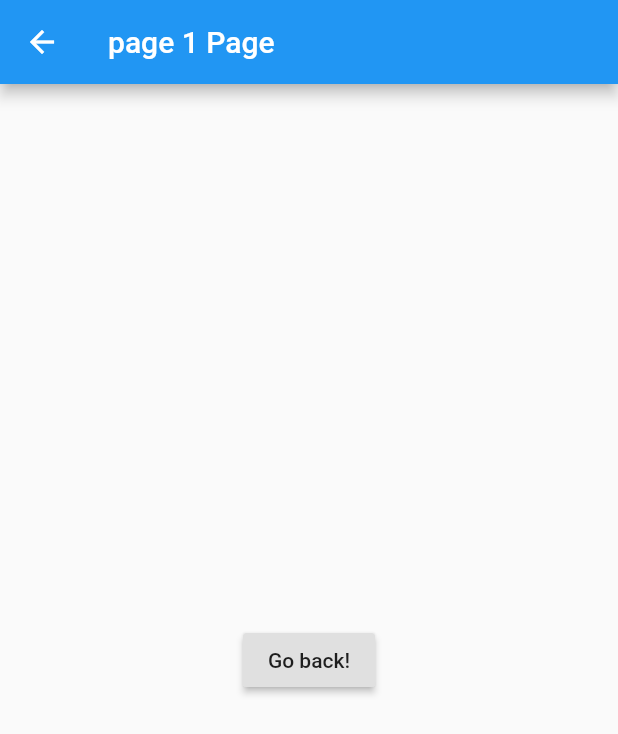
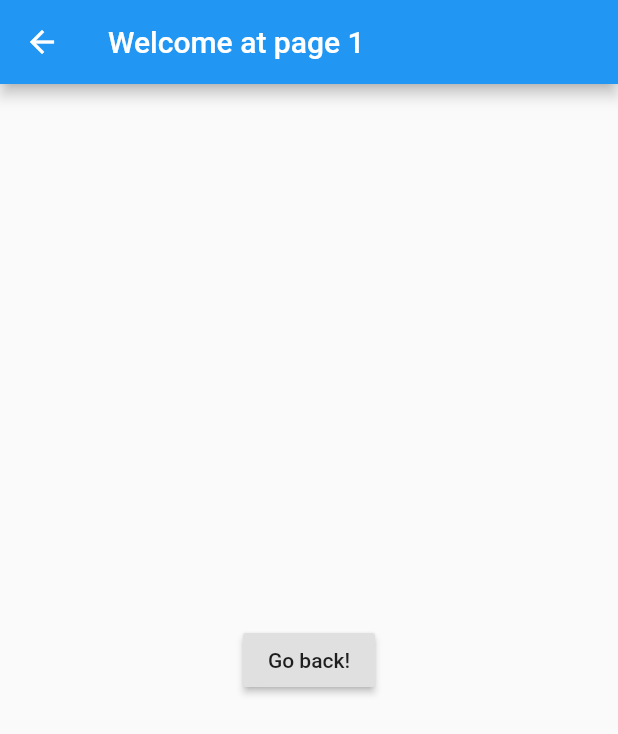
Before and after one commit to KshamaAgrawal/FirstDrawer_flutter, a Flutter app: the screen it shows after launch, in the side drawer, after a tap on "page 1", on a phone screen of 412 x 824 dp. Shown: the top 734 px of the screen. Run offline on Flutter 3.47's test engine with Material 2 defaults, Android fonts, the phone set to English and light mode, and no system bars; network calls fail.

Commit message:
implement in close

```diff
--- a/lib/main.dart
+++ b/lib/main.dart
@@ -46,10 +46,10 @@ class MyHomePage extends StatelessWidget {
           constraints: BoxConstraints.expand(),
           decoration: BoxDecoration(
           image: DecorationImage(
-            image: NetworkImage("https://flutter-examples.com/wp-content/uploads/2020/02/dice.jpg"),
+            image: NetworkImage("https://dyl80ryjxr1ke.cloudfront.net/external_assets/hero_examples/hair_beach_v1785392215/result.jpeg"),
           fit: BoxFit.cover)
           ),
-        child: Center(child: Text('Hello, welcome to flutter', style: TextStyle(color: Colors.white, fontSize: 22),))
+        child: Center(child: Text('Hello, welcome to flutter', style: TextStyle(color: Colors.orange, fontSize: 22,),))
         ),
       ),
       drawer: Drawer(
@@ -64,12 +64,12 @@ class MyHomePage extends StatelessWidget {
                   backgroundImage: new NetworkImage("https://dyl80ryjxr1ke.cloudfront.net/external_assets/hero_examples/hair_beach_v1785392215/result.jpeg"),
                 ),
               ),
-              // decoration: new BoxDecoration(
-              //   color: Colors.black,
-              //   image: new DecorationImage(
-              //     image: new NetworkImage("https://dyl80ryjxr1ke.cloudfront.net/external_assets/hero_examples/hair_beach_v1785392215/result.jpeg")
-              //   ),
-              // ),
+              decoration: new BoxDecoration(
+                color: Colors.black,
+                image: new DecorationImage(
+                  image: new NetworkImage("https://flutter-examples.com/wp-content/uploads/2020/02/dice.jpg"),
+                ),
+              ),
             ),
             DrawerHeader(
               child: Text('Drawer Header', style: TextStyle(color: Colors.white, fontSize: 22),),
@@ -97,20 +97,15 @@ class MyHomePage extends StatelessWidget {
             ),
             new Divider(),
             ListTile(
-              title: Text('close', style: TextStyle(color: Colors.deepOrange),),
-              trailing: new Icon(Icons.cancel),
-              onTap: () {
-                Navigator.push(
-                  context,
-                  MaterialPageRoute(builder: (context) => closePage()),
-                );
-              },
+              title: Text('Close', style: TextStyle(color: Colors.deepOrange, fontWeight: FontWeight.bold),),
+              trailing: new Icon(Icons.cancel, color: Colors.red.shade400,),
+              onTap: () => Navigator.of(context).pop(),
             ),
           ],
         ),
       ),
       bottomNavigationBar:BottomNavigationBar(
-        backgroundColor: Colors.orange,
+        backgroundColor: Colors.white,
         currentIndex: _cIndex,
         items: [
           BottomNavigationBarItem(
@@ -139,7 +134,7 @@ class page1Page extends StatelessWidget {
   Widget build(BuildContext context) {
     return Scaffold(
       appBar: AppBar(
-        title: Text("page 1 Page"),
+        title: Text("Welcome at page 1"),
       ),
       body: Center(
         child: RaisedButton(
@@ -158,26 +153,7 @@ class page2Page extends StatelessWidget {
   Widget build(BuildContext context) {
     return Scaffold(
       appBar: AppBar(
-        title: Text("page 2 Page"),
-      ),
-      body: Center(
-        child: RaisedButton(
-          onPressed: () {
-            Navigator.pop(context);
-          },
-          child: Text('Go back!'),
-        ),
-      ),
-    );
-  }
-}
-
-class closePage extends StatelessWidget {
-  @override
-  Widget build(BuildContext context) {
-    return Scaffold(
-      appBar: AppBar(
-        title: Text("close Page"),
+        title: Text("Welcome at page 2"),
       ),
       body: Center(
         child: RaisedButton(
```
